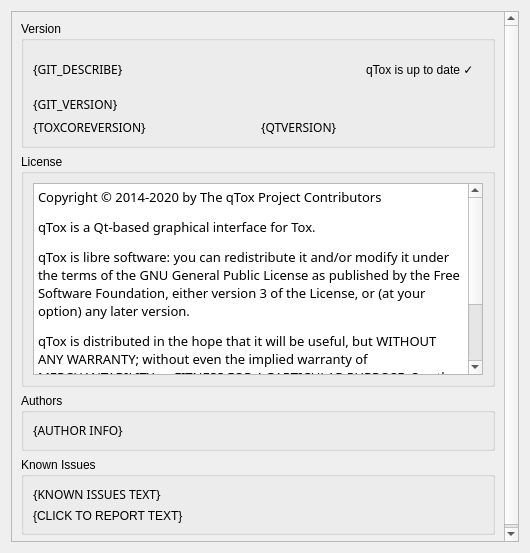
qTox/qTox, file src/widget/form/settings/aboutsettings.ui: the form before one commit.
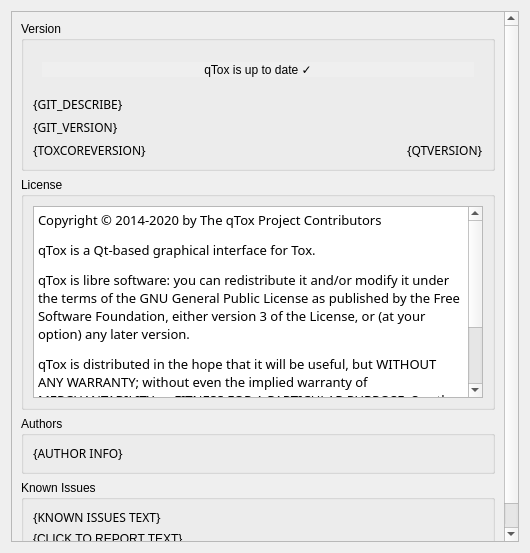
The form after the commit. The open tabs and pages were chosen to show the change. Custom widgets are drawn as their Qt base class.

Commit message:
fix(ui): move update elements in about
In some languages the "up to date" text can get over the qTox version text, so
this commit moves "up to date" above. The commit also moves the "Update
available" button above and stretches it.

Diff of the .ui file:
```diff
--- a/src/widget/form/settings/aboutsettings.ui
+++ b/src/widget/form/settings/aboutsettings.ui
@@ -30,8 +30,8 @@
        <rect>
         <x>0</x>
         <y>0</y>
-        <width>494</width>
-        <height>551</height>
+        <width>506</width>
+        <height>550</height>
        </rect>
       </property>
       <layout class="QVBoxLayout" name="verticalLayout_2" stretch="0,1,0,0">
@@ -53,73 +53,7 @@
           <string>Version</string>
          </property>
          <layout class="QGridLayout" name="gridLayout">
-          <item row="2" column="0">
-           <widget class="QLabel" name="toxCoreVersion">
-            <property name="sizePolicy">
-             <sizepolicy hsizetype="Expanding" vsizetype="Expanding">
-              <horstretch>0</horstretch>
-              <verstretch>0</verstretch>
-             </sizepolicy>
-            </property>
-            <property name="font">
-             <font>
-              <family>Sans Serif</family>
-             </font>
-            </property>
-            <property name="mouseTracking">
-             <bool>true</bool>
-            </property>
-            <property name="text">
-             <string notr="true">{TOXCOREVERSION}</string>
-            </property>
-            <property name="textInteractionFlags">
-             <set>Qt::LinksAccessibleByMouse|Qt::TextSelectableByMouse</set>
-            </property>
-           </widget>
-          </item>
-          <item row="2" column="1">
-           <widget class="QLabel" name="qtVersion">
-            <property name="font">
-             <font>
-              <family>Noto Sans</family>
-             </font>
-            </property>
-            <property name="text">
-             <string notr="true">{QTVERSION}</string>
-            </property>
-            <property name="textInteractionFlags">
-             <set>Qt::LinksAccessibleByMouse|Qt::TextSelectableByMouse</set>
-            </property>
-           </widget>
-          </item>
           <item row="1" column="0" colspan="2">
-           <widget class="QLabel" name="gitVersion">
-            <property name="sizePolicy">
-             <sizepolicy hsizetype="Expanding" vsizetype="Expanding">
-              <horstretch>0</horstretch>
-              <verstretch>0</verstretch>
-             </sizepolicy>
-            </property>
-            <property name="font">
-             <font>
-              <family>Sans Serif</family>
-             </font>
-            </property>
-            <property name="mouseTracking">
-             <bool>true</bool>
-            </property>
-            <property name="text">
-             <string notr="true">{GIT_VERSION}</string>
-            </property>
-            <property name="openExternalLinks">
-             <bool>true</bool>
-            </property>
-            <property name="textInteractionFlags">
-             <set>Qt::LinksAccessibleByMouse|Qt::TextSelectableByMouse</set>
-            </property>
-           </widget>
-          </item>
-          <item row="0" column="0" colspan="2">
            <widget class="QLabel" name="youAreUsing">
             <property name="sizePolicy">
              <sizepolicy hsizetype="Expanding" vsizetype="Expanding">
@@ -149,8 +83,80 @@
             </property>
            </widget>
           </item>
-          <item row="0" column="1">
+          <item row="3" column="1">
+           <widget class="QLabel" name="qtVersion">
+            <property name="font">
+             <font>
+              <family>Noto Sans</family>
+             </font>
+            </property>
+            <property name="text">
+             <string notr="true">{QTVERSION}</string>
+            </property>
+            <property name="textInteractionFlags">
+             <set>Qt::LinksAccessibleByMouse|Qt::TextSelectableByMouse</set>
+            </property>
+           </widget>
+          </item>
+          <item row="3" column="0">
+           <widget class="QLabel" name="toxCoreVersion">
+            <property name="sizePolicy">
+             <sizepolicy hsizetype="Expanding" vsizetype="Expanding">
+              <horstretch>0</horstretch>
+              <verstretch>0</verstretch>
+             </sizepolicy>
+            </property>
+            <property name="font">
+             <font>
+              <family>Sans Serif</family>
+             </font>
+            </property>
+            <property name="mouseTracking">
+             <bool>true</bool>
+            </property>
+            <property name="text">
+             <string notr="true">{TOXCOREVERSION}</string>
+            </property>
+            <property name="textInteractionFlags">
+             <set>Qt::LinksAccessibleByMouse|Qt::TextSelectableByMouse</set>
+            </property>
+           </widget>
+          </item>
+          <item row="2" column="0" colspan="2">
+           <widget class="QLabel" name="gitVersion">
+            <property name="sizePolicy">
+             <sizepolicy hsizetype="Expanding" vsizetype="Expanding">
+              <horstretch>0</horstretch>
+              <verstretch>0</verstretch>
+             </sizepolicy>
+            </property>
+            <property name="font">
+             <font>
+              <family>Sans Serif</family>
+             </font>
+            </property>
+            <property name="mouseTracking">
+             <bool>true</bool>
+            </property>
+            <property name="text">
+             <string notr="true">{GIT_VERSION}</string>
+            </property>
+            <property name="openExternalLinks">
+             <bool>true</bool>
+            </property>
+            <property name="textInteractionFlags">
+             <set>Qt::LinksAccessibleByMouse|Qt::TextSelectableByMouse</set>
+            </property>
+           </widget>
+          </item>
+          <item row="0" column="0" colspan="2">
            <widget class="QStackedWidget" name="updateStack">
+            <property name="sizePolicy">
+             <sizepolicy hsizetype="Expanding" vsizetype="Preferred">
+              <horstretch>0</horstretch>
+              <verstretch>0</verstretch>
+             </sizepolicy>
+            </property>
             <property name="currentIndex">
              <number>2</number>
             </property>
@@ -189,30 +195,23 @@
              <layout class="QHBoxLayout" name="horizontalLayout_5">
               <item>
                <layout class="QHBoxLayout" name="upToDateLayout">
-                <item>
-                 <spacer name="upToDateSpacer">
-                  <property name="orientation">
-                   <enum>Qt::Horizontal</enum>
-                  </property>
-                  <property name="sizeHint" stdset="0">
-                   <size>
-                    <width>40</width>
-                    <height>20</height>
-                   </size>
-                  </property>
-                 </spacer>
-                </item>
                 <item>
                  <widget class="QLabel" name="upToDateLabel">
                   <property name="sizePolicy">
-                   <sizepolicy hsizetype="Minimum" vsizetype="Fixed">
+                   <sizepolicy hsizetype="Expanding" vsizetype="Fixed">
                     <horstretch>0</horstretch>
                     <verstretch>0</verstretch>
                    </sizepolicy>
                   </property>
+                  <property name="autoFillBackground">
+                   <bool>true</bool>
+                  </property>
                   <property name="text">
                    <string>qTox is up to date ✓</string>
                   </property>
+                  <property name="alignment">
+                   <set>Qt::AlignCenter</set>
+                  </property>
                  </widget>
                 </item>
                </layout>
```
Left out of the diff: 27 changed lines with no effect on the pictures.
